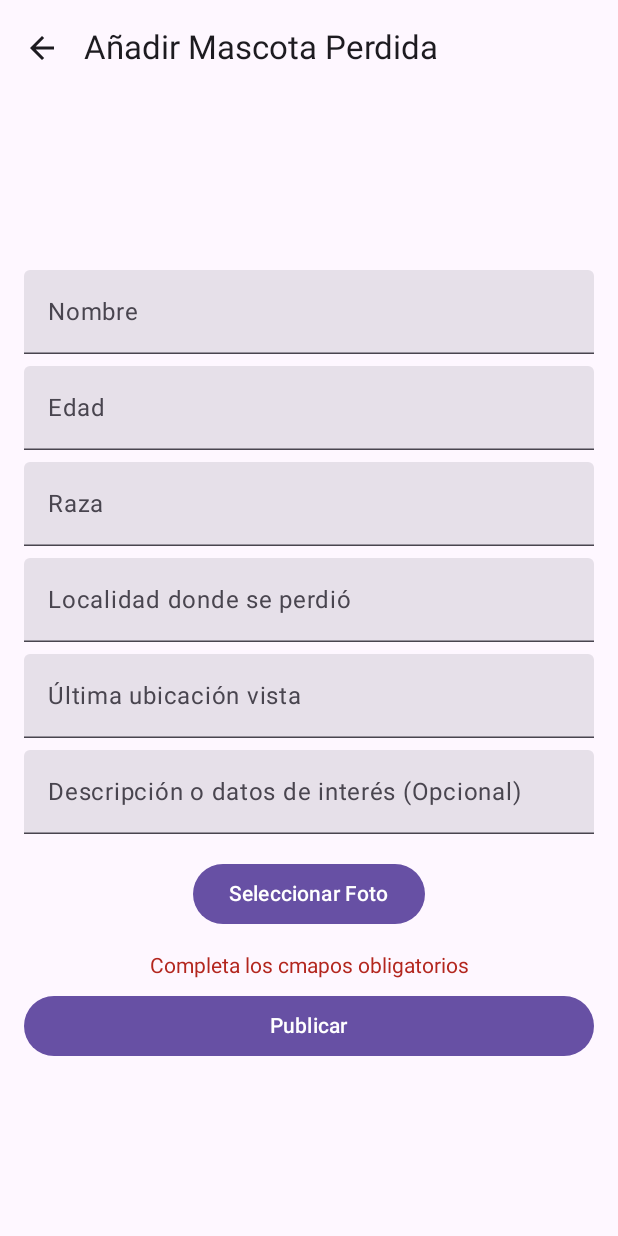
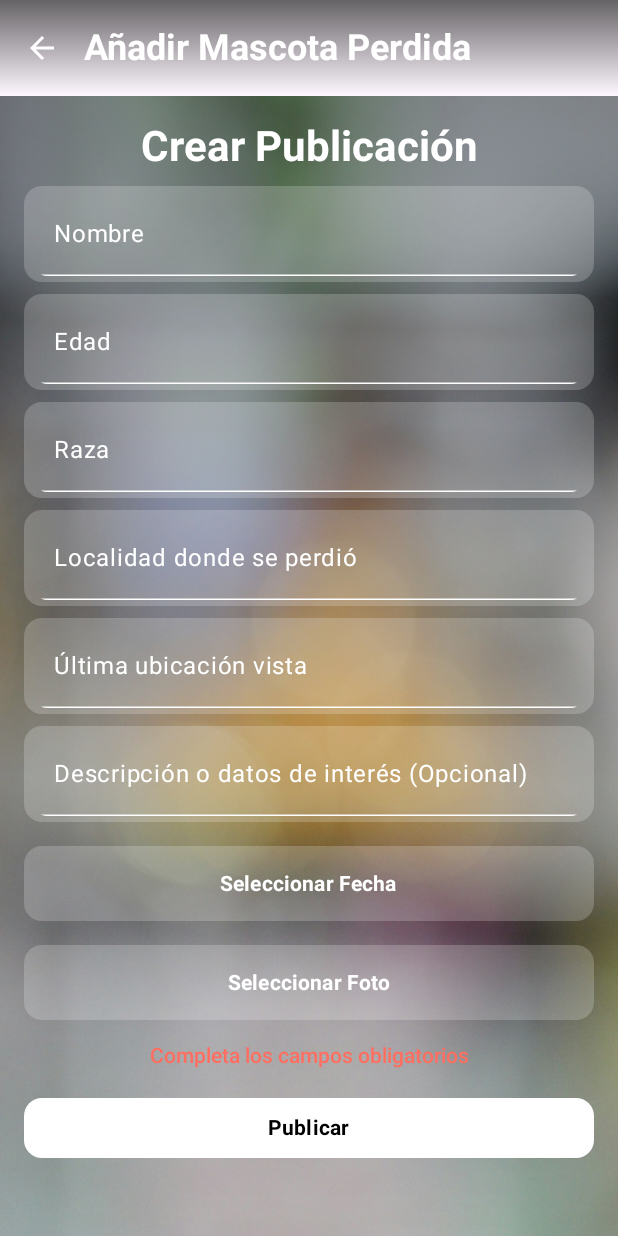
Before and after one commit to AdriFdezz/LostAndFound, an Android app built with Jetpack Compose: the AddPostScreen screen opened through its navigation route, after a tap on "Publicar", on a phone screen of 412 x 824 dp. Run offline under Robolectric (Android 15) with nearby library versions, the phone set to English and light mode, and no system bars; our stand-ins replace Firebase (no records; nobody signed in at launch, a user with empty details on screens opened directly), livedata-compose; 1 statement that could not run was skipped.

Commit message:
Añadir campo fecha perdido en AddPostScreen y hacerlo visible en las diferentes pantallas

```diff
--- a/app/src/main/kotlin/com/adrifdezz/lostandfound/data/PostData.kt
+++ b/app/src/main/kotlin/com/adrifdezz/lostandfound/data/PostData.kt
@@ -8,5 +8,6 @@ data class PostData(
     val localidad: String = "",
     val ultimaUbicacion: String = "",
     val descripcion: String = "",
-    val fotoUrl: String = ""
+    val fotoUrl: String = "",
+    val diaPerdido: String = ""
 )
--- a/app/src/main/kotlin/com/adrifdezz/lostandfound/ui/components/AddPostScreen.kt
+++ b/app/src/main/kotlin/com/adrifdezz/lostandfound/ui/components/AddPostScreen.kt
@@ -1,14 +1,18 @@
 package com.adrifdezz.lostandfound.ui.components
 
+import android.app.DatePickerDialog
 import android.graphics.BitmapFactory
 import android.net.Uri
+import android.widget.DatePicker
 import androidx.activity.compose.rememberLauncherForActivityResult
 import androidx.activity.result.contract.ActivityResultContracts
 import androidx.compose.foundation.Image
 import androidx.compose.foundation.background
+import androidx.compose.foundation.clickable
 import androidx.compose.foundation.layout.*
+import androidx.compose.foundation.rememberScrollState
 import androidx.compose.foundation.shape.RoundedCornerShape
-import androidx.compose.foundation.text.KeyboardOptions
+import androidx.compose.foundation.verticalScroll
 import androidx.compose.material3.*
 import androidx.compose.runtime.*
 import androidx.compose.ui.Alignment
@@ -20,13 +24,13 @@ import androidx.compose.ui.layout.ContentScale
 import androidx.compose.ui.platform.LocalContext
 import androidx.compose.ui.res.painterResource
 import androidx.compose.ui.text.font.FontWeight
-import androidx.compose.ui.text.input.ImeAction
 import androidx.compose.ui.text.style.TextAlign
 import androidx.compose.ui.unit.dp
 import androidx.compose.ui.unit.sp
 import androidx.navigation.NavController
 import com.adrifdezz.lostandfound.R
 import com.adrifdezz.lostandfound.ui.viewmodel.AuthViewModel
+import java.util.*
 
 @OptIn(ExperimentalMaterial3Api::class)
 @Composable
@@ -37,6 +41,7 @@ fun AddPostScreen(authViewModel: AuthViewModel, navController: NavController) {
     var localidad by remember { mutableStateOf("") }
     var ultimaUbicacion by remember { mutableStateOf("") }
     var descripcion by remember { mutableStateOf("") }
+    var fechaPerdida by remember { mutableStateOf("") }
     var fotoUri by remember { mutableStateOf<Uri?>(null) }
     var errorMensaje by remember { mutableStateOf("") }
     var mostrarDialogo by remember { mutableStateOf(false) }
@@ -47,110 +52,181 @@ fun AddPostScreen(authViewModel: AuthViewModel, navController: NavController) {
         fotoUri = uri
     }
 
+    val context = LocalContext.current
+    val calendar = Calendar.getInstance()
+    val datePickerDialog = DatePickerDialog(
+        context,
+        { _: DatePicker, year: Int, month: Int, dayOfMonth: Int ->
+            fechaPerdida = "$dayOfMonth/${month + 1}/$year"
+        },
+        calendar.get(Calendar.YEAR),
+        calendar.get(Calendar.MONTH),
+        calendar.get(Calendar.DAY_OF_MONTH)
+    )
+
     Scaffold(
         topBar = {
             TopAppBar(
-                title = { Text(text = "Añadir Mascota Perdida") },
+                title = {
+                    Text(
+                        text = "Añadir Mascota Perdida",
+                        color = Color.White,
+                        style = MaterialTheme.typography.headlineSmall.copy(fontWeight = FontWeight.Bold)
+                    )
+                },
                 navigationIcon = {
                     IconButton(onClick = { navController.navigate("welcome_screen") }) {
                         Icon(
                             painter = painterResource(id = R.drawable.ic_arrow_back),
-                            contentDescription = "Volver"
+                            contentDescription = "Volver",
+                            tint = Color.White
                         )
                     }
-                }
+                },
+                colors = TopAppBarDefaults.topAppBarColors(
+                    containerColor = Color.Transparent
+                ),
+                modifier = Modifier.background(
+                    Brush.verticalGradient(
+                        colors = listOf(Color.Black.copy(alpha = 0.6f), Color.Transparent)
+                    )
+                )
             )
         }
     ) { paddingValues ->
+        Box(modifier = Modifier.fillMaxSize().padding(paddingValues)) {
+            Image(
+                painter = painterResource(id = R.drawable.fondo_distorsion),
+                contentDescription = null,
+                modifier = Modifier.fillMaxSize(),
+                contentScale = ContentScale.Crop
+            )
+
+            Box(
+                modifier = Modifier
+                    .fillMaxSize()
+                    .background(Brush.verticalGradient(listOf(Color.Black.copy(alpha = 0.4f), Color.Transparent)))
+            )
+
             Column(
                 modifier = Modifier
                     .fillMaxSize()
-                .padding(paddingValues)
+                    .verticalScroll(rememberScrollState())
                     .padding(16.dp),
-            verticalArrangement = Arrangement.Center,
                 horizontalAlignment = Alignment.CenterHorizontally
             ) {
-            TextField(
-                value = nombre,
-                onValueChange = { if (it.length <= 25) nombre = it },
-                label = { Text("Nombre") },
-                modifier = Modifier.fillMaxWidth()
+                Text(
+                    text = "Crear Publicación",
+                    style = MaterialTheme.typography.headlineMedium.copy(fontWeight = FontWeight.Bold),
+                    color = Color.White
                 )
+
                 Spacer(modifier = Modifier.height(8.dp))
 
-            TextField(
-                value = edad,
-                onValueChange = { if (it.length <= 15) edad = it },
-                label = { Text("Edad") },
-                keyboardOptions = KeyboardOptions(imeAction = ImeAction.Done),
-                modifier = Modifier.fillMaxWidth()
-            )
+                AuthTextField(value = nombre, onValueChange = { nombre = it }, label = "Nombre")
                 Spacer(modifier = Modifier.height(8.dp))
 
-            TextField(
-                value = raza,
-                onValueChange = { if (it.length <= 25) raza = it },
-                label = { Text("Raza") },
-                modifier = Modifier.fillMaxWidth()
-            )
+                AuthTextField(value = edad, onValueChange = { edad = it }, label = "Edad")
                 Spacer(modifier = Modifier.height(8.dp))
 
-            TextField(
-                value = localidad,
-                onValueChange = { if (it.length <= 30) localidad = it },
-                label = { Text("Localidad donde se perdió") },
-                modifier = Modifier.fillMaxWidth()
-            )
+                AuthTextField(value = raza, onValueChange = { raza = it }, label = "Raza")
                 Spacer(modifier = Modifier.height(8.dp))
 
-            TextField(
-                value = ultimaUbicacion,
-                onValueChange = { if (it.length <= 75) ultimaUbicacion = it },
-                label = { Text("Última ubicación vista") },
-                modifier = Modifier.fillMaxWidth()
-            )
+                AuthTextField(value = localidad, onValueChange = { localidad = it }, label = "Localidad donde se perdió")
                 Spacer(modifier = Modifier.height(8.dp))
 
-            TextField(
-                value = descripcion,
-                onValueChange = { if (it.length <= 175) descripcion = it },
-                label = { Text("Descripción o datos de interés (Opcional)") },
-                modifier = Modifier.fillMaxWidth()
-            )
+                AuthTextField(value = ultimaUbicacion, onValueChange = { ultimaUbicacion = it }, label = "Última ubicación vista")
+                Spacer(modifier = Modifier.height(8.dp))
+
+                AuthTextField(value = descripcion, onValueChange = { descripcion = it }, label = "Descripción o datos de interés (Opcional)")
                 Spacer(modifier = Modifier.height(16.dp))
 
-            Button(onClick = { imagePickerLauncher.launch("image/*") }) {
-                Text("Seleccionar Foto")
+                // Botón de selección de fecha
+                Button(
+                    onClick = { datePickerDialog.show() },
+                    modifier = Modifier
+                        .fillMaxWidth()
+                        .height(50.dp),
+                    colors = ButtonDefaults.buttonColors(containerColor = Color.White.copy(alpha = 0.2f)),
+                    shape = RoundedCornerShape(12.dp)
+                ) {
+                    Text(text = fechaPerdida.ifEmpty { "Seleccionar Fecha" }, color = Color.White, fontWeight = FontWeight.Bold)
                 }
+
+                Spacer(modifier = Modifier.height(16.dp))
+
+                Button(
+                    onClick = { imagePickerLauncher.launch("image/*") },
+                    modifier = Modifier
+                        .fillMaxWidth()
+                        .height(50.dp),
+                    colors = ButtonDefaults.buttonColors(containerColor = Color.White.copy(alpha = 0.2f)),
+                    shape = RoundedCornerShape(12.dp)
+                ) {
+                    Text(text = "Seleccionar Foto", color = Color.White, fontWeight = FontWeight.Bold)
+                }
+
                 fotoUri?.let { uri ->
                     Spacer(modifier = Modifier.height(16.dp))
-                val context = LocalContext.current
+                    Box(
+                        modifier = Modifier.size(150.dp),
+                        contentAlignment = Alignment.TopEnd
+                    ) {
                         val inputStream = context.contentResolver.openInputStream(uri)
                         val bitmap = inputStream?.let { BitmapFactory.decodeStream(it) }
                         bitmap?.let {
                             Image(
                                 bitmap = it.asImageBitmap(),
-                        contentDescription = "Imagen seleccionada",
-                        modifier = Modifier.size(150.dp),
+                                contentDescription = "Foto seleccionada",
+                                modifier = Modifier
+                                    .fillMaxSize()
+                                    .background(Color.White.copy(alpha = 0.2f), RoundedCornerShape(8.dp)),
                                 contentScale = ContentScale.Crop
                             )
                         }
+
+                        Icon(
+                            painter = painterResource(id = R.drawable.ic_close),
+                            contentDescription = "Eliminar Foto",
+                            modifier = Modifier
+                                .size(24.dp)
+                                .clickable { fotoUri = null },
+                            tint = Color(0xFFE57373)
+                        )
                     }
+                }
+
                 Spacer(modifier = Modifier.height(16.dp))
 
                 if (errorMensaje.isNotEmpty()) {
-                Text(text = errorMensaje, color = MaterialTheme.colorScheme.error)
-                Spacer(modifier = Modifier.height(8.dp))
+                    Text(
+                        text = errorMensaje,
+                        color = Color(0xFFFF6F61),
+                        fontSize = 14.sp,
+                        fontWeight = FontWeight.Medium
+                    )
                 }
+
+                Spacer(modifier = Modifier.height(16.dp))
 
                 Button(
                     onClick = {
+                        val currentDate = Calendar.getInstance()
+                        val selectedDate = fechaPerdida.split("/").let {
+                            Calendar.getInstance().apply {
+                                set(it[2].toInt(), it[1].toInt() - 1, it[0].toInt())
+                            }
+                        }
                         if (nombre.isBlank() || edad.isBlank() || raza.isBlank() ||
-                        localidad.isBlank() || ultimaUbicacion.isBlank() || fotoUri == null
+                            localidad.isBlank() || ultimaUbicacion.isBlank() || fechaPerdida.isBlank() || fotoUri == null
                         ) {
-                        errorMensaje = "Completa los cmapos obligatorios"
+                            errorMensaje = "Completa los campos obligatorios"
+                            return@Button
+                        } else if (selectedDate.after(currentDate)) {
+                            errorMensaje = "La fecha de pérdida no puede ser futura"
                             return@Button
                         }
+
                         errorMensaje = ""
                         authViewModel.publicarMascotaPerdida(
                             nombre,
@@ -159,26 +235,30 @@ fun AddPostScreen(authViewModel: AuthViewModel, navController: NavController) {
                             localidad,
                             ultimaUbicacion,
                             descripcion,
+                            fechaPerdida,
                             fotoUri!!
                         ) { exitoso, error ->
                             if (exitoso) {
-                            mostrarDialogo = true // Muestra el dialogo de éxito
-                            // Limpia los campos del formulario
+                                mostrarDialogo = true
                                 nombre = ""
                                 edad = ""
                                 raza = ""
                                 localidad = ""
                                 ultimaUbicacion = ""
                                 descripcion = ""
+                                fechaPerdida = ""
                                 fotoUri = null
                             } else {
                                 errorMensaje = error ?: "Error desconocido al crear el post"
                             }
                         }
                     },
-                modifier = Modifier.fillMaxWidth()
+                    modifier = Modifier.fillMaxWidth(),
+                    colors = ButtonDefaults.buttonColors(containerColor = Color.White),
+                    shape = RoundedCornerShape(12.dp)
                 ) {
-                Text("Publicar")
+                    Text(text = "Publicar", color = Color.Black, fontWeight = FontWeight.Bold)
+                }
             }
         }
     }
--- a/app/src/main/kotlin/com/adrifdezz/lostandfound/ui/components/AuthScreen.kt
+++ b/app/src/main/kotlin/com/adrifdezz/lostandfound/ui/components/AuthScreen.kt
@@ -4,6 +4,7 @@ import androidx.compose.foundation.Image
 import androidx.compose.foundation.background
 import androidx.compose.foundation.layout.*
 import androidx.compose.foundation.shape.RoundedCornerShape
+import androidx.compose.foundation.text.KeyboardOptions
 import androidx.compose.material3.*
 import androidx.compose.runtime.*
 import androidx.compose.runtime.livedata.observeAsState
@@ -203,6 +204,7 @@ fun AuthTextField(
             singleLine = true,
             visualTransformation = visualTransformation,
             trailingIcon = trailingIcon,
+            keyboardOptions = KeyboardOptions.Default,
             colors = TextFieldDefaults.colors(
                 focusedTextColor = Color.White,
                 unfocusedTextColor = Color.White,
--- a/app/src/main/kotlin/com/adrifdezz/lostandfound/ui/components/PostDetailScreen.kt
+++ b/app/src/main/kotlin/com/adrifdezz/lostandfound/ui/components/PostDetailScreen.kt
@@ -1,7 +1,6 @@
 package com.adrifdezz.lostandfound.ui.components
 
 import android.util.Log
-import android.widget.ImageView
 import androidx.compose.foundation.layout.*
 import androidx.compose.material3.*
 import androidx.compose.runtime.*
@@ -11,11 +10,9 @@ import androidx.compose.ui.layout.ContentScale
 import androidx.compose.ui.res.painterResource
 import androidx.compose.ui.text.style.TextAlign
 import androidx.compose.ui.unit.dp
-import androidx.compose.ui.viewinterop.AndroidView
 import androidx.navigation.NavController
 import com.adrifdezz.lostandfound.R
 import com.adrifdezz.lostandfound.data.PostData
-import com.bumptech.glide.Glide
 import com.google.firebase.firestore.FirebaseFirestore
 import com.skydoves.landscapist.glide.GlideImage
 import kotlinx.coroutines.tasks.await
@@ -108,6 +105,7 @@ fun PostDetailsScreen(postId: String, navController: NavController) {
                 Text(text = "Raza: ${data.raza}", style = MaterialTheme.typography.bodyLarge)
                 Text(text = "Localidad: ${data.localidad}", style = MaterialTheme.typography.bodyLarge)
                 Text(text = "Última Ubicación: ${data.ultimaUbicacion}", style = MaterialTheme.typography.bodyLarge)
+                Text(text = "Día Perdido: ${data.diaPerdido}", style = MaterialTheme.typography.bodyLarge) // Nuevo campo agregado
                 Text(text = "Descripción: ${data.descripcion}", style = MaterialTheme.typography.bodyLarge)
             }
         }
--- a/app/src/main/kotlin/com/adrifdezz/lostandfound/ui/components/WelcomeScreen.kt
+++ b/app/src/main/kotlin/com/adrifdezz/lostandfound/ui/components/WelcomeScreen.kt
@@ -92,7 +92,7 @@ fun PostCard(post: PostData, navController: NavController) {
     Card(
         modifier = Modifier
             .width(200.dp)
-            .height(250.dp)
+            .height(270.dp) // Ajuste en altura para mostrar "Día Perdido"
             .clickable { navController.navigate("post_details_screen/${post.id}") },
         elevation = CardDefaults.cardElevation(4.dp)
     ) {
@@ -110,6 +110,7 @@ fun PostCard(post: PostData, navController: NavController) {
             Spacer(modifier = Modifier.height(8.dp))
             Text(text = post.nombre, style = MaterialTheme.typography.bodyLarge)
             Text(text = post.localidad, style = MaterialTheme.typography.bodySmall)
+            Text(text = "Día Perdido: ${post.diaPerdido}", style = MaterialTheme.typography.bodySmall) // Nuevo campo
         }
     }
 }
--- a/app/src/main/kotlin/com/adrifdezz/lostandfound/ui/viewmodel/AuthViewModel.kt
+++ b/app/src/main/kotlin/com/adrifdezz/lostandfound/ui/viewmodel/AuthViewModel.kt
@@ -143,6 +143,7 @@ class AuthViewModel(private val authRepository: AuthRepository) : ViewModel() {
         localidad: String,
         ultimaUbicacion: String,
         descripcion: String,
+        diaPerdido: String, // Nuevo parámetro para la fecha seleccionada
         fotoUri: Uri,
         callback: (Boolean, String?) -> Unit
     ) {
@@ -170,6 +171,7 @@ class AuthViewModel(private val authRepository: AuthRepository) : ViewModel() {
                         "localidad" to localidad,
                         "ultimaUbicacion" to ultimaUbicacion,
                         "descripcion" to descripcion,
+                        "diaPerdido" to diaPerdido, // Guardar la fecha seleccionada
                         "fotoUrl" to downloadUrl.toString(),
                         "usuarioId" to userId,
                         "timestamp" to System.currentTimeMillis()
@@ -179,7 +181,6 @@ class AuthViewModel(private val authRepository: AuthRepository) : ViewModel() {
                     val documentReference = firestore.collection("mascotas_perdidas").document()
                     val documentId = documentReference.id
 
-                    // Agregar el ID al mapa de datos
                     mascotaData["id"] = documentId
 
                     documentReference.set(mascotaData)
--- /dev/null
+++ b/app/src/main/res/drawable/ic_close.xml
@@ -0,0 +1,9 @@
+<vector xmlns:android="http://schemas.android.com/apk/res/android"
+    android:width="24dp"
+    android:height="24dp"
+    android:viewportWidth="960"
+    android:viewportHeight="960">
+  <path
+      android:pathData="m256,760 l-56,-56 224,-224 -224,-224 56,-56 224,224 224,-224 56,56 -224,224 224,224 -56,56 -224,-224 -224,224Z"
+      android:fillColor="#434343"/>
+</vector>
```
Lines whose indentation alone changed are shown as unchanged.
